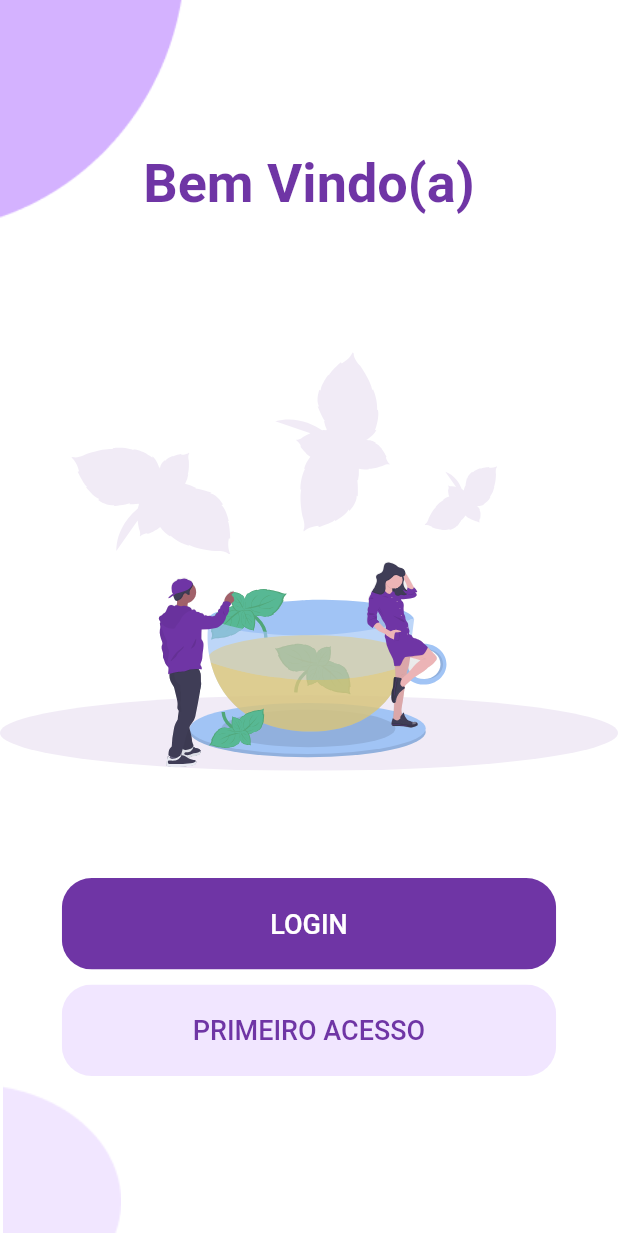
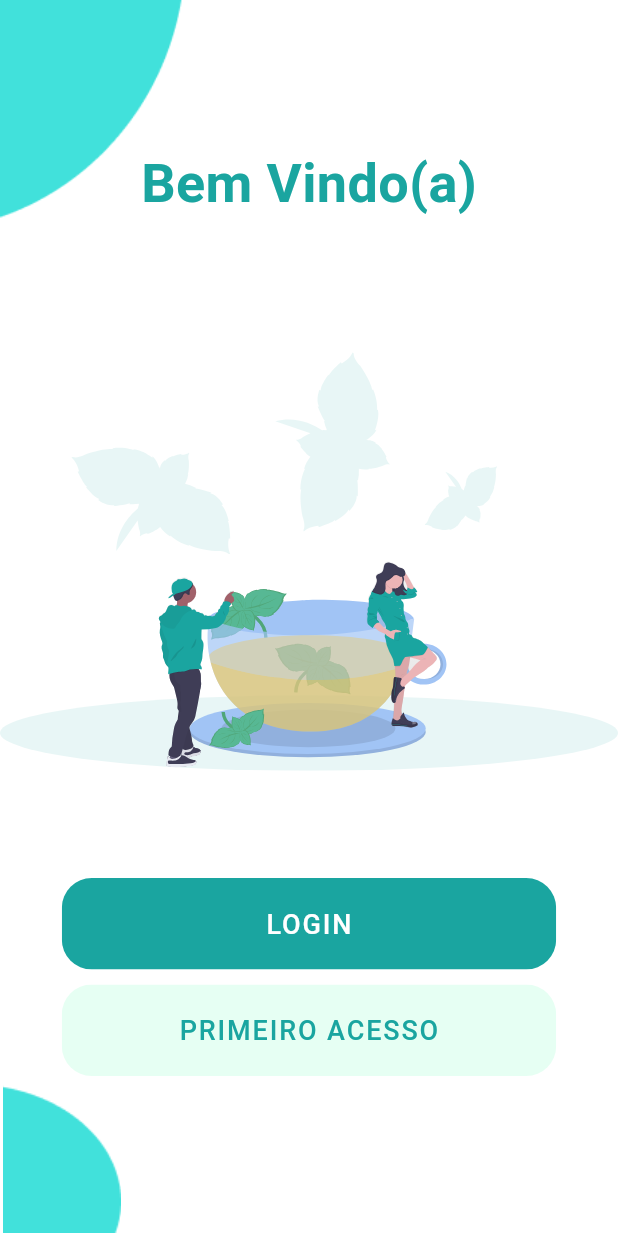
Before and after one commit to Elias-Dias-De-Araujo/Psychology_app, a Flutter app: the screen it shows after launch, on a phone screen of 412 x 824 dp. Run offline on Flutter 3.47's test engine with Material 2 defaults, Android fonts, the phone set to English and light mode, and no system bars; our stand-ins replace firebase_core, flutter_svg, google_fonts; missing offline and left inert: indexed; accounts and stored records are empty.

Commit message:
Fix: Atualizando paleta de cores e tipografia

```diff
--- a/mobile/lib/components/finish_first_acess_components/background_finish_first_acess.dart
+++ b/mobile/lib/components/finish_first_acess_components/background_finish_first_acess.dart
@@ -12,7 +12,7 @@ class BackgroundFinishFirstAcess extends StatelessWidget {
   Widget build(BuildContext context) {
     Size size = MediaQuery.of(context).size;
     return Container(
-      color: backgroundAlternativeColor,
+      color: primaryColorHsl47,
       width: size.width,
       height: size.height,
       child: Stack(
--- a/mobile/lib/components/finish_first_acess_components/body_finish_first_acess.dart
+++ b/mobile/lib/components/finish_first_acess_components/body_finish_first_acess.dart
@@ -40,8 +40,8 @@ class BodyFinishFirstAcess extends StatelessWidget {
             press: () {
               Navigator.of(context).pushNamed(AppRoutes.login);
             },
-            color: Colors.white,
-            textColor: primaryColor
+            color: secondaryColorHsl53,
+            textColor: Colors.white
           ),
         ],
       ),
--- a/mobile/lib/components/first_acess_components/background_first_acess.dart
+++ b/mobile/lib/components/first_acess_components/background_first_acess.dart
@@ -1,5 +1,6 @@
 import 'package:flutter/material.dart';
 import 'package:indexed/indexed.dart';
+import 'package:mobile/constants.dart';
 import 'package:mobile/routes/app_routes.dart';
 
 class BackgroundFirstAcess extends StatelessWidget {
@@ -31,7 +32,7 @@ class BackgroundFirstAcess extends StatelessWidget {
                 child: IconButton(
                   icon: const Icon(
                     Icons.arrow_back_ios,
-                    color: Colors.white,
+                    color: secondaryColorHsl53,
                   ),
                   onPressed: () {
                     Navigator.of(context).pushNamed(AppRoutes.welcome);
--- a/mobile/lib/components/general_components/rounded_password_field.dart
+++ b/mobile/lib/components/general_components/rounded_password_field.dart
@@ -24,13 +24,13 @@ class _RoundedPasswordFieldState extends State<RoundedPasswordField> {
           hintText: 'Senha',
           icon: const Icon(
             Icons.lock_outline,
-            color: textOfTextFieldColor,
+            color: primaryColorHsl37,
           ),
           suffixIcon: GestureDetector(
             onTap: _changeVisibility,
             child: Icon(
               visibility ? Icons.visibility_outlined : Icons.visibility_off_outlined,
-              color: textOfTextFieldColor,
+              color: primaryColorHsl37,
             ),
           ),
           border: InputBorder.none
--- a/mobile/lib/components/general_components/rounded_text_field.dart
+++ b/mobile/lib/components/general_components/rounded_text_field.dart
@@ -21,7 +21,7 @@ class RoudedTextField extends StatelessWidget {
         decoration: InputDecoration(
           icon: Icon(
             icon,
-            color: textOfTextFieldColor,
+            color: primaryColorHsl27,
           ),
           hintText: hintText,
           border: InputBorder.none,
--- a/mobile/lib/components/general_components/text_check_account.dart
+++ b/mobile/lib/components/general_components/text_check_account.dart
@@ -27,7 +27,7 @@ class TextCheckAccount extends StatelessWidget {
             'Clique Aqui',
             style: TextStyle(
               fontWeight: FontWeight.bold,
-              color: primaryColor
+              color: secondaryColorHsl43
             )
           ),
         )
--- a/mobile/lib/components/login_components/background_login.dart
+++ b/mobile/lib/components/login_components/background_login.dart
@@ -1,5 +1,6 @@
 import 'package:flutter/material.dart';
 import 'package:indexed/indexed.dart';
+import 'package:mobile/constants.dart';
 import 'package:mobile/routes/app_routes.dart';
 
 class BackgroundLogin extends StatelessWidget {
@@ -28,7 +29,7 @@ class BackgroundLogin extends StatelessWidget {
                 child: IconButton(
                   icon: const Icon(
                     Icons.arrow_back_ios,
-                    color: Colors.white,
+                    color: secondaryColorHsl53,
                   ),
                   onPressed: () {
                     Navigator.of(context).pushNamed(AppRoutes.welcome);
@@ -51,7 +52,7 @@ class BackgroundLogin extends StatelessWidget {
               index: 1,
               child:  Positioned(
                 bottom: 0,
-                left: 0,
+                right: 0,
                 child: Image.asset(
                   'assets/images/ellipse_bottom_right.png',
                   width: size.width * 0.2,
--- a/mobile/lib/components/welcome_components/body_welcome.dart
+++ b/mobile/lib/components/welcome_components/body_welcome.dart
@@ -22,7 +22,7 @@ class BodyWelcome extends StatelessWidget {
               'Bem Vindo(a)',
               style: TextStyle(
                 fontSize: 36,
-                color: primaryColor,
+                color: primaryColorHsl37,
                 fontWeight: FontWeight.bold
               ),
             ),
@@ -37,7 +37,7 @@ class BodyWelcome extends StatelessWidget {
               press: () {
                 Navigator.of(context).pushNamed(AppRoutes.login);
               },
-              color: primaryColor,
+              color: primaryColorHsl37,
               textColor: Colors.white,
             ),
             RoundedButton(
@@ -46,7 +46,7 @@ class BodyWelcome extends StatelessWidget {
                 Navigator.of(context).pushNamed(AppRoutes.firstAcess);
               },
               color: primaryColorLight,
-              textColor: primaryColor,
+              textColor: primaryColorHsl37,
             ),
           ],
         ),
--- a/mobile/lib/constants.dart
+++ b/mobile/lib/constants.dart
@@ -1,8 +1,18 @@
 import 'package:flutter/material.dart';
 
-const primaryColor = Color.fromRGBO(111, 53, 165, 1);
-const primaryColorLight = Color.fromRGBO(241, 230, 255, 1);
+const primaryColorHsl57 = Color.fromRGBO(66, 225, 219, 1);
+const primaryColorHsl47 = Color.fromRGBO(33, 207, 201, 1);
+const primaryColorHsl37 = Color.fromRGBO(26, 165, 160, 1);
+const primaryColorHsl27 = Color.fromRGBO(19, 119, 115, 1);
+const primaryColorHsl17 = Color.fromRGBO(12, 75, 73, 1);
+const primaryColorLight = Color.fromRGBO(230, 255, 243, 1);
+
+const secondaryColorHsl63 = Color.fromRGBO(247, 74, 141, 1);
+const secondaryColorHsl53 = Color.fromRGBO(245, 25, 111, 1);
+const secondaryColorHsl43 = Color.fromRGBO(212, 9, 88, 1);
+const secondaryColorHsl33 = Color.fromRGBO(161, 7, 67, 1);
+const secondaryColorHsl23 = Color.fromRGBO(113, 5, 47, 1);
+const secondaryColorLight = Color.fromRGBO(255, 230, 233, 1);
+
 const textFieldColor = Color.fromRGBO(245, 245, 245, 1);
-const textOfTextFieldColor = Color.fromRGBO(86, 41, 127, 1);
 const subText = Color.fromRGBO(196, 196, 196, 1);
-const backgroundAlternativeColor = Color.fromRGBO(137, 74, 197, 1);
--- a/mobile/lib/main.dart
+++ b/mobile/lib/main.dart
@@ -7,6 +7,7 @@ import 'package:mobile/views/first_acess_view.dart';
 import 'package:mobile/views/login_view.dart';
 import 'package:mobile/views/welcome_view.dart';
 import 'package:provider/provider.dart';
+import 'package:google_fonts/google_fonts.dart';
 
 void main() {
   runApp(const MyApp());
@@ -28,8 +29,73 @@ class MyApp extends StatelessWidget {
         debugShowCheckedModeBanner: false,
         title: 'Psychology_app',
         theme: ThemeData(
-          primaryColor: primaryColor,
-          scaffoldBackgroundColor: Colors.white
+          primaryColor: primaryColorHsl37,
+          scaffoldBackgroundColor: Colors.white,
+          textTheme: TextTheme(
+            headline1: GoogleFonts.ptSans(
+              fontSize: 102,
+              fontWeight: FontWeight.w300,
+              letterSpacing: -1.5
+            ),
+            headline2: GoogleFonts.ptSans(
+              fontSize: 64,
+              fontWeight: FontWeight.w300,
+              letterSpacing: -0.5
+            ),
+            headline3: GoogleFonts.ptSans(
+              fontSize: 51,
+              fontWeight: FontWeight.w400
+            ),
+            headline4: GoogleFonts.ptSans(
+              fontSize: 36,
+              fontWeight: FontWeight.w400,
+              letterSpacing: 0.25
+            ),
+            headline5: GoogleFonts.ptSans(
+              fontSize: 25,
+              fontWeight: FontWeight.w400
+            ),
+            headline6: GoogleFonts.ptSans(
+              fontSize: 21,
+              fontWeight: FontWeight.w500,
+              letterSpacing: 0.15
+            ),
+            subtitle1: GoogleFonts.ptSans(
+              fontSize: 17,
+              fontWeight: FontWeight.w400,
+              letterSpacing: 0.15
+            ),
+            subtitle2: GoogleFonts.ptSans(
+              fontSize: 15,
+              fontWeight: FontWeight.w500,
+              letterSpacing: 0.1
+            ),
+            bodyText1: GoogleFonts.ptSansCaption(
+              fontSize: 16,
+              fontWeight: FontWeight.w400,
+              letterSpacing: 0.5
+            ),
+            bodyText2: GoogleFonts.ptSansCaption(
+              fontSize: 14,
+              fontWeight: FontWeight.w400,
+              letterSpacing: 0.25
+            ),
+            button: GoogleFonts.ptSansCaption(
+              fontSize: 14,
+              fontWeight: FontWeight.w500,
+              letterSpacing: 1.25
+            ),
+            caption: GoogleFonts.ptSansCaption(
+              fontSize: 12,
+              fontWeight: FontWeight.w400,
+              letterSpacing: 0.4
+            ),
+            overline: GoogleFonts.ptSansCaption(
+              fontSize: 10,
+              fontWeight: FontWeight.w400,
+              letterSpacing: 1.5
+            ),
+          )
         ),
         routes: {
           AppRoutes.welcome: (_) => WelcomeView(),
--- a/mobile/pubspec.yaml
+++ b/mobile/pubspec.yaml
@@ -30,6 +30,7 @@ dependencies:
   flutter:
     sdk: flutter
   indexed: ^0.0.6
+  google_fonts: ^2.3.1
   provider:
 
   # The following adds the Cupertino Icons font to your application.
```
Also changed, not shown: mobile/lib/components/first_acess_components/body_first_acess.dart (+6 -6 lines), mobile/lib/components/general_components/input_field.dart (+4 -4 lines), mobile/lib/components/login_components/body_login.dart (+4 -4 lines), mobile/assets/icons/sign_in_icon.svg, mobile/assets/icons/sign_up_icon.svg, mobile/assets/icons/welcome.svg, mobile/assets/images/ellipse_bottom_left.png, mobile/assets/images/ellipse_bottom_right.png, mobile/assets/images/ellipse_top_left.png, mobile/pubspec.lock.
